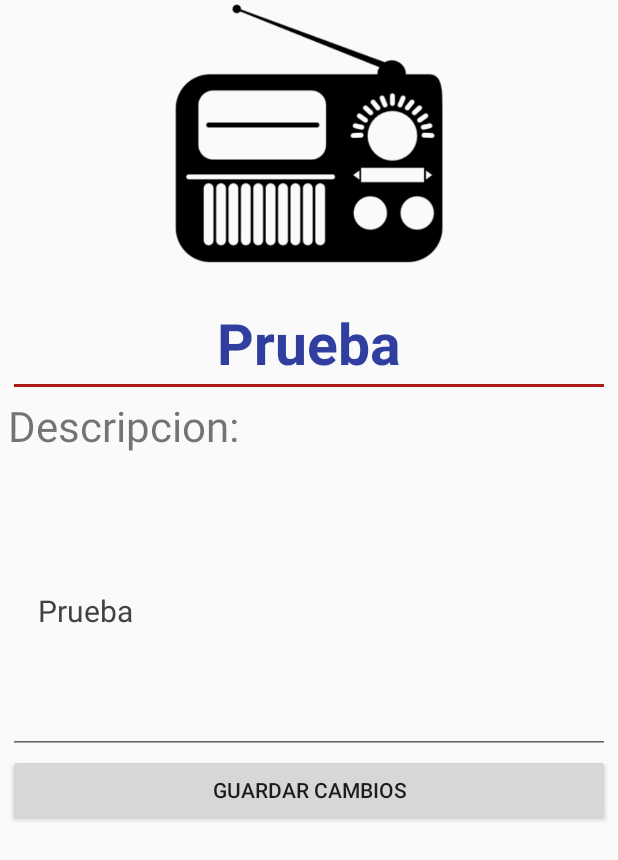
After one commit to josumor18/Proyecto-1---M-viles, an Android app: the fragment PerfilEmisoraAdminFragment shown on its own in the app's theme, on a phone screen of 412 x 824 dp. The commit adds this screen. Shown: the top 860 px of the screen. Run offline under Robolectric (Android 15) with nearby library versions, the phone set to English and light mode, and no system bars.

Commit message:
perfil emisora admin

```diff
--- a/Fluxme/app/src/main/java/me/flux/fluxme/Business/EmisoraActivity.java
+++ b/Fluxme/app/src/main/java/me/flux/fluxme/Business/EmisoraActivity.java
@@ -70,11 +70,18 @@ public class EmisoraActivity extends BaseActivity {
             public void onTabSelected(TabLayout.Tab tab) {
                 switch(tab.getPosition()){
                     case 0:
-
-                        PerfilEmisoraFragment perfil=new PerfilEmisoraFragment();
-                        fragmentTransaction = getSupportFragmentManager().beginTransaction();
-                        fragmentTransaction.replace(R.id.contenedor,perfil);
-                        fragmentTransaction.commit();
+                        if(!Usuario_Singleton.getInstance().isAdmin()) {
+                            PerfilEmisoraFragment perfil = new PerfilEmisoraFragment();
+                            fragmentTransaction = getSupportFragmentManager().beginTransaction();
+                            fragmentTransaction.replace(R.id.contenedor, perfil);
+                            fragmentTransaction.commit();
+                        }
+                        else if (Usuario_Singleton.getInstance().isAdmin()){
+                            PerfilEmisoraAdminFragment perfilAdmin = new PerfilEmisoraAdminFragment();
+                            fragmentTransaction = getSupportFragmentManager().beginTransaction();
+                            fragmentTransaction.replace(R.id.contenedor, perfilAdmin);
+                            fragmentTransaction.commit();
+                        }
                         break;
                     case 1:
                         /*
--- /dev/null
+++ b/Fluxme/app/src/main/java/me/flux/fluxme/Business/PerfilEmisoraAdminFragment.java
@@ -0,0 +1,101 @@
+package me.flux.fluxme.Business;
+
+
+import android.os.AsyncTask;
+import android.os.Bundle;
+import android.support.v4.app.Fragment;
+import android.view.LayoutInflater;
+import android.view.View;
+import android.view.ViewGroup;
+import android.widget.Button;
+import android.widget.EditText;
+
+import me.flux.fluxme.Data.API_Access;
+import me.flux.fluxme.R;
+
+/**
+ * A simple {@link Fragment} subclass.
+ */
+public class PerfilEmisoraAdminFragment extends Fragment {
+
+    Streaming streaming;
+    Usuario_Singleton user;
+    EditText nombre;
+    Button btnGuardar;
+
+    public PerfilEmisoraAdminFragment() {
+        // Required empty public constructor
+    }
+
+
+    @Override
+    public View onCreateView(LayoutInflater inflater, ViewGroup container,
+                             Bundle savedInstanceState) {
+
+        View v = inflater.inflate(R.layout.fragment_perfil_emisora_admin, container, false);
+
+        streaming = Streaming.getInstance();
+        user = Usuario_Singleton.getInstance();
+
+        nombre = v.findViewById(R.id.edtNombreEmisora);
+        EditText descripcion = v.findViewById(R.id.edtDescripcion);
+        btnGuardar = v.findViewById(R.id.btn_guardarCambios);
+
+        for (Emisora emisora:ListaEmisorasActivity.emisoras){
+            if(emisora.getId()==Integer.parseInt(streaming.getIdEmisora())){
+                nombre.setText(emisora.getNombre());
+                if(!emisora.getDescripcion().equals(null)){
+                    descripcion.setText(emisora.getDescripcion());
+                }
+
+            }
+        }
+        btnGuardar.setOnClickListener(new View.OnClickListener() {
+            @Override
+            public void onClick(View view) {
+                /*ExecuteChange executeChange = new ExecuteChange(user.getId(),streaming.getIdEmisora());
+                executeChange.execute();*/
+            }
+        });
+        return v;
+        // Inflate the layout for this fragment
+        //return inflater.inflate(R.layout.fragment_perfil_emisora_admin, container, false);
+    }
+
+    public class ExecuteChange extends AsyncTask<String,Void,String> {
+        private String nombre;
+        private String descripcion;
+
+        private boolean isDone = false;
+
+        public ExecuteChange(String nombre, String descripcion){
+            this.nombre = nombre;
+            this.descripcion = descripcion;
+
+        }
+
+        @Override
+        protected String doInBackground(String... strings) {
+
+
+            API_Access api = API_Access.getInstance();
+            isDone = api.change_emisora(nombre,descripcion);
+
+            return null;
+        }
+
+        @Override
+        protected void onPostExecute(String s) {
+            super.onPostExecute(s);
+            if(isDone) {
+            }
+
+
+        }
+
+
+
+
+    }
+
+}
--- a/Fluxme/app/src/main/java/me/flux/fluxme/Data/API_Access.java
+++ b/Fluxme/app/src/main/java/me/flux/fluxme/Data/API_Access.java
@@ -70,13 +70,24 @@ public class API_Access {
 
     }
 
-    //Falta backend
+
     public boolean setSuscription(String idUser, String idEmisora){
         jsonObjectResponse = new JSONObject();
         HashMap<String, String> Parametros = new HashMap<String, String>();
         Parametros.put("idUser", idUser);
         Parametros.put("idEmisora", idEmisora);
-        return makePOSTRequest("emisoras/suscription", "POST", true, true, Parametros, HttpsURLConnection.HTTP_CREATED);
+        return makePOSTRequest("user_emisoras/suscription", "POST", true, true, Parametros, HttpsURLConnection.HTTP_CREATED);
+
+    }
+
+    //Falta backend
+    public boolean change_emisora(String nombre, String descripcion){
+        jsonObjectResponse = new JSONObject();
+        HashMap<String, String> Parametros = new HashMap<String, String>();
+        Parametros.put("nombre", nombre);
+        Parametros.put("descripcion", descripcion);
+        return makePOSTRequest("emisoras/change_emisora", "PUT", true, true, Parametros, HttpsURLConnection.HTTP_OK);
+
 
     }
     public boolean login(String email, String password){
--- /dev/null
+++ b/Fluxme/app/src/main/res/layout/fragment_perfil_emisora_admin.xml
@@ -0,0 +1,77 @@
+<FrameLayout xmlns:android="http://schemas.android.com/apk/res/android"
+    xmlns:tools="http://schemas.android.com/tools"
+    android:layout_width="match_parent"
+    android:layout_height="match_parent"
+    tools:context="me.flux.fluxme.Business.PerfilEmisoraAdminFragment">
+
+    <RelativeLayout
+        android:id="@+id/rlPerfilEmisora"
+        android:layout_width="match_parent"
+        android:layout_height="match_parent">
+
+        <RelativeLayout
+            android:id="@+id/rlImage"
+            android:layout_width="match_parent"
+            android:layout_height="190dp">
+
+            <ImageView
+                android:id="@+id/imgLogoFluxme"
+                android:layout_width="wrap_content"
+                android:layout_height="wrap_content"
+                android:layout_alignParentBottom="true"
+                android:layout_centerHorizontal="true"
+                android:layout_marginBottom="12dp"
+                android:src="@drawable/radio_icono" />
+        </RelativeLayout>
+
+        <LinearLayout
+            android:layout_width="match_parent"
+            android:layout_height="match_parent"
+            android:layout_alignParentStart="true"
+            android:layout_alignParentTop="true"
+            android:layout_marginTop="187dp"
+            android:orientation="vertical"
+            android:padding="5dp">
+
+            <EditText
+                android:id="@+id/edtNombreEmisora"
+                android:layout_width="match_parent"
+                android:layout_height="wrap_content"
+                android:text="Prueba"
+                android:textAlignment="center"
+                android:textColor="@color/colorPrimaryDark"
+                android:textSize="38sp"
+                android:textStyle="bold" />
+
+
+            <TextView
+                android:id="@+id/textView6"
+                android:layout_width="match_parent"
+                android:layout_height="wrap_content"
+                android:text="Descripcion:"
+                android:textSize="28sp" />
+
+            <EditText
+                android:id="@+id/edtDescripcion"
+                android:layout_width="match_parent"
+                android:layout_height="200dp"
+                android:paddingLeft="20dp"
+                android:paddingRight="20dp"
+                android:paddingTop="20dp"
+                android:text="Prueba"
+                android:textAlignment="viewStart"
+                android:textColor="@color/cardview_dark_background"
+                android:textSize="20sp"
+                android:visibility="visible" />
+
+            <Button
+                android:id="@+id/btn_guardarCambios"
+                android:layout_width="match_parent"
+                android:layout_height="wrap_content"
+                android:text="Guardar Cambios" />
+
+
+        </LinearLayout>
+    </RelativeLayout>
+
+</FrameLayout>
```
